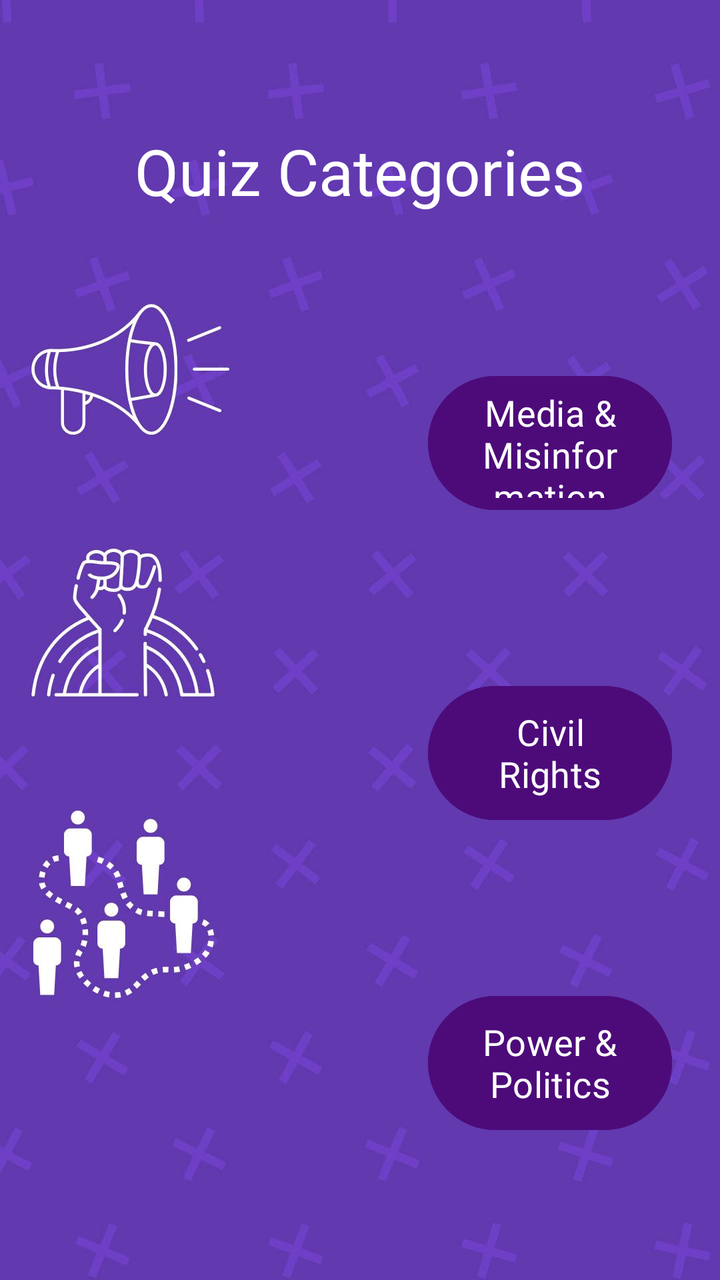
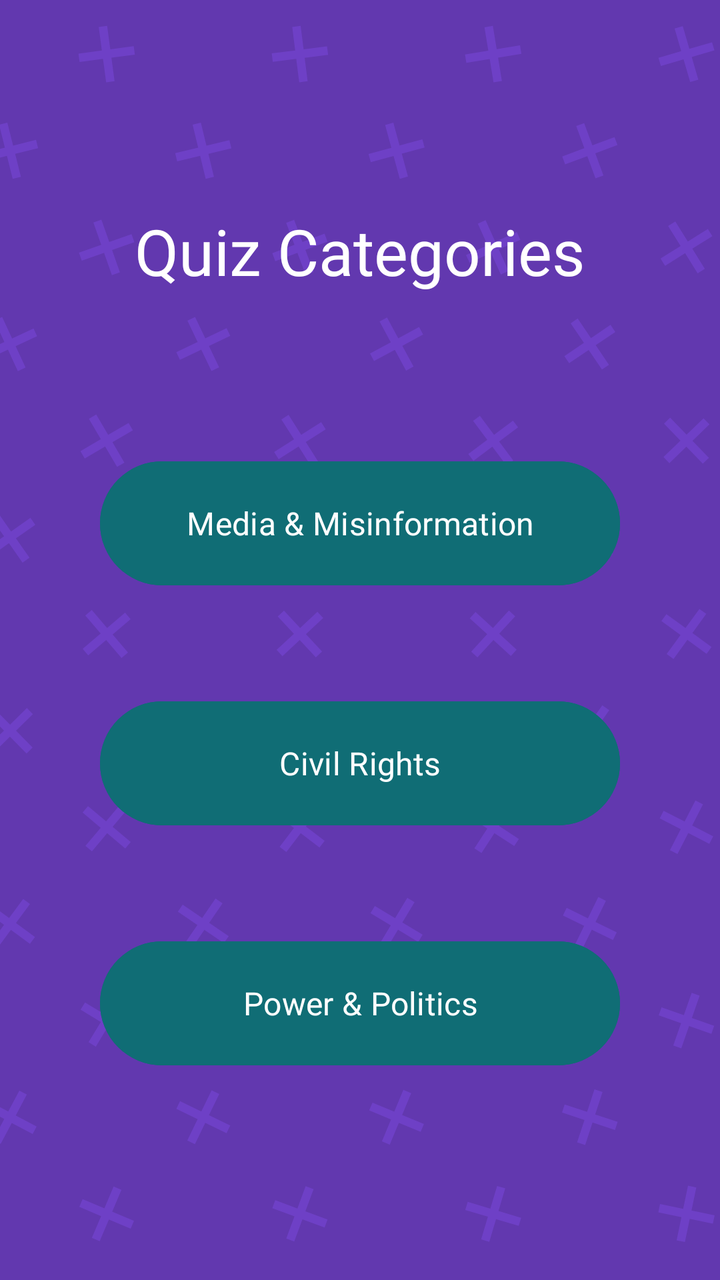

Compare the two renders of this Android layout. The source of the first and the diff that turns it into the second are given below.
<!-- AndroidManifest.xml: application theme Theme.CivicRise -->
<!-- res/layout/activity_quiz_categories.xml -->
<RelativeLayout xmlns:android="http://schemas.android.com/apk/res/android"
    android:layout_width="match_parent"
    android:layout_height="match_parent"
    android:background="@drawable/categories_background"
    android:padding="24dp">

    <TextView
        android:id="@+id/titleQuizCategories"
        android:layout_width="wrap_content"
        android:layout_height="wrap_content"
        android:text="Quiz Categories"
        android:textSize="32sp"
        android:textColor="#FFFFFF"
        android:fontFamily="@font/dosis_bold"
        android:layout_centerHorizontal="true"
        android:layout_marginTop="40dp"
        android:layout_alignParentTop="true" />

    <Button
        android:id="@+id/btnMedia"
        android:layout_width="260dp"
        android:layout_height="75dp"
        android:text="Media &amp; Misinformation"
        android:textSize="18sp"
        android:textColor="#FFFFFF"
        android:fontFamily="@font/roboto_bold"
        android:backgroundTint="#4D0B7A"
        android:layout_marginTop="160dp"
        android:layout_marginStart="190dp"
        android:layout_alignParentStart="true" />

    <Button
        android:id="@+id/btnRights"
        android:layout_width="260dp"
        android:layout_height="75dp"
        android:text="Civil Rights"
        android:textSize="18sp"
        android:textColor="#FFFFFF"
        android:fontFamily="@font/roboto_bold"
        android:backgroundTint="#4D0B7A"
        android:layout_below="@id/btnMedia"
        android:layout_marginTop="80dp"
        android:layout_marginStart="190dp"
        android:layout_alignParentStart="true" />

    <Button
        android:id="@+id/btnPolitics"
        android:layout_width="260dp"
        android:layout_height="75dp"
        android:text="Power &amp; Politics"
        android:textSize="18sp"
        android:textColor="#FFFFFF"
        android:fontFamily="@font/roboto_bold"
        android:backgroundTint="#4D0B7A"
        android:layout_below="@id/btnRights"
        android:layout_marginTop="80dp"
        android:layout_marginStart="190dp"
        android:layout_alignParentStart="true" />
</RelativeLayout>
<!-- resources referenced by this layout -->
<resources>
  <!-- drawable categories_background: jpg bitmap (drawable, 66716 bytes) -->
  <style name="Theme.CivicRise" parent="Base.Theme.CivicRise" />
  <style name="Base.Theme.CivicRise" parent="Theme.Material3.DayNight.NoActionBar">
          
          
      </style>
</resources>

<!-- the commit's change to res/layout/activity_quiz_categories.xml (unified diff, before → after) -->
@@ -1,7 +1,7 @@
 <RelativeLayout xmlns:android="http://schemas.android.com/apk/res/android"
     android:layout_width="match_parent"
     android:layout_height="match_parent"
-    android:background="@drawable/categories_background"
+    android:background="@drawable/background_photo"
     android:padding="24dp">
 
     <TextView
@@ -12,48 +12,55 @@
         android:textSize="32sp"
         android:textColor="#FFFFFF"
         android:fontFamily="@font/dosis_bold"
+        android:layout_alignParentTop="true"
         android:layout_centerHorizontal="true"
-        android:layout_marginTop="40dp"
-        android:layout_alignParentTop="true" />
+        android:layout_marginTop="80dp" />
 
-    <Button
-        android:id="@+id/btnMedia"
-        android:layout_width="260dp"
-        android:layout_height="75dp"
-        android:text="Media &amp; Misinformation"
-        android:textSize="18sp"
-        android:textColor="#FFFFFF"
-        android:fontFamily="@font/roboto_bold"
-        android:backgroundTint="#4D0B7A"
-        android:layout_marginTop="160dp"
-        android:layout_marginStart="190dp"
-        android:layout_alignParentStart="true" />
+    <LinearLayout
+        android:id="@+id/ButtonsLayout"
+        android:layout_width="match_parent"
+        android:layout_height="wrap_content"
+        android:layout_below="@id/titleQuizCategories"
+        android:layout_marginTop="50dp"
+        android:layout_marginBottom="80dp"
+        android:gravity="center"
+        android:orientation="vertical"
+        android:layout_alignParentBottom="false">
 
-    <Button
-        android:id="@+id/btnRights"
-        android:layout_width="260dp"
-        android:layout_height="75dp"
-        android:text="Civil Rights"
-        android:textSize="18sp"
-        android:textColor="#FFFFFF"
-        android:fontFamily="@font/roboto_bold"
-        android:backgroundTint="#4D0B7A"
-        android:layout_below="@id/btnMedia"
-        android:layout_marginTop="80dp"
-        android:layout_marginStart="190dp"
-        android:layout_alignParentStart="true" />
+        <Button
+            android:id="@+id/btnMedia"
+            android:layout_width="260dp"
+            android:layout_height="70dp"
+            android:text="Media &amp; Misinformation"
+            android:textSize="16sp"
+            android:fontFamily="@font/roboto_bold"
+            android:backgroundTint="#106D75"
+            android:textColor="#FFFFFF"
+            android:layout_marginTop="30dp"
+            android:layout_gravity="center_horizontal" />
 
-    <Button
-        android:id="@+id/btnPolitics"
-        android:layout_width="260dp"
-        android:layout_height="75dp"
-        android:text="Power &amp; Politics"
-        android:textSize="18sp"
-        android:textColor="#FFFFFF"
-        android:fontFamily="@font/roboto_bold"
-        android:backgroundTint="#4D0B7A"
-        android:layout_below="@id/btnRights"
-        android:layout_marginTop="80dp"
-        android:layout_marginStart="190dp"
-        android:layout_alignParentStart="true" />
+        <Button
+            android:id="@+id/btnRights"
+            android:layout_width="260dp"
+            android:layout_height="70dp"
+            android:text="Civil Rights"
+            android:textSize="16sp"
+            android:fontFamily="@font/roboto_bold"
+            android:backgroundTint="#106D75"
+            android:textColor="#FFFFFF"
+            android:layout_marginTop="50dp"
+            android:layout_gravity="center_horizontal" />
+
+        <Button
+            android:id="@+id/btnPolitics"
+            android:layout_width="260dp"
+            android:layout_height="70dp"
+            android:text="Power &amp; Politics"
+            android:textSize="16sp"
+            android:fontFamily="@font/roboto_bold"
+            android:backgroundTint="#106D75"
+            android:textColor="#FFFFFF"
+            android:layout_marginTop="50dp"
+            android:layout_gravity="center_horizontal" />
+    </LinearLayout>
 </RelativeLayout>
<!-- resource entries referenced after the edit -->
@@ -1,6 +1,6 @@
 <!-- resources referenced by this layout -->
 <resources>
-  <!-- drawable categories_background: jpg bitmap (drawable, 66716 bytes) -->
+  <!-- drawable background_photo: png bitmap (drawable, 90792 bytes) -->
   <style name="Theme.CivicRise" parent="Base.Theme.CivicRise" />
   <style name="Base.Theme.CivicRise" parent="Theme.Material3.DayNight.NoActionBar">
           
